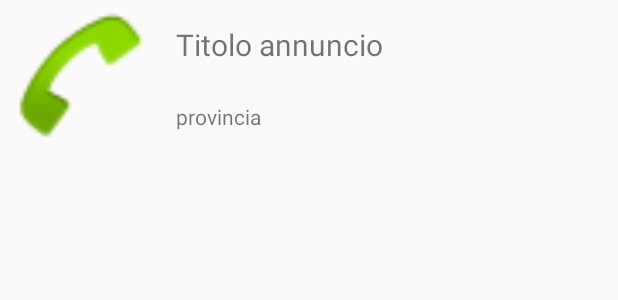
After one commit to ProfessionalDream/Professionality2, an Android app: the layout annuncio_element.xml on its own in the app's theme, with its tools: preview values and no code run, on a phone screen of 412 x 824 dp. The commit adds this screen. Shown: the top 300 px of the screen. Run offline under Robolectric (Android 15) with nearby library versions, the phone set to English and light mode, and no system bars.

Commit message:
Implemented ListView

```diff
--- a/app/build.gradle
+++ b/app/build.gradle
@@ -30,9 +30,11 @@ dependencies {
     implementation 'androidx.annotation:annotation:1.1.0'
     implementation 'androidx.lifecycle:lifecycle-extensions:2.2.0'
     implementation 'com.google.firebase:firebase-auth:19.3.2'
+    implementation 'com.squareup.picasso:picasso:2.8'
     testImplementation 'junit:junit:4.12'
     androidTestImplementation 'androidx.test.ext:junit:1.1.1'
     androidTestImplementation 'androidx.test.espresso:espresso-core:3.2.0'
+
 
 }
 
--- a/app/src/main/AndroidManifest.xml
+++ b/app/src/main/AndroidManifest.xml
@@ -1,6 +1,8 @@
 <?xml version="1.0" encoding="utf-8"?>
 <manifest xmlns:android="http://schemas.android.com/apk/res/android"
     package="com.professionaldream.professionality">
+
+    <uses-permission android:name="android.permission.INTERNET"/>
 
     <application
         android:allowBackup="true"
@@ -22,7 +24,6 @@
         <activity android:name=".MainActivity">
             <intent-filter>
                 <action android:name="android.intent.action.MAIN" />
-
                 <category android:name="android.intent.category.LAUNCHER" />
             </intent-filter>
         </activity>
--- a/app/src/main/java/com/professionaldream/professionality/annuncio.java
+++ b/app/src/main/java/com/professionaldream/professionality/annuncio.java
@@ -9,7 +9,7 @@ public class annuncio extends AppCompatActivity {
     @Override
     protected void onCreate(Bundle savedInstanceState) {
         super.onCreate(savedInstanceState);
-        setContentView(R.layout.activity_annuncio);
+        setContentView(R.layout.annuncio_element);
 
     }
 }
--- /dev/null
+++ b/app/src/main/res/layout/annuncio_element.xml
@@ -0,0 +1,69 @@
+<?xml version="1.0" encoding="utf-8"?>
+<androidx.constraintlayout.widget.ConstraintLayout xmlns:android="http://schemas.android.com/apk/res/android"
+    xmlns:app="http://schemas.android.com/apk/res-auto"
+    xmlns:tools="http://schemas.android.com/tools"
+    android:layout_width="match_parent"
+    android:layout_height="wrap_content"
+    android:orientation="vertical"
+    tools:context=".annuncio">
+
+        <ImageView
+            android:id="@+id/Foto_Annuncio"
+            android:layout_width="102dp"
+            android:layout_height="102dp"
+            app:layout_constraintBottom_toBottomOf="parent"
+            app:layout_constraintStart_toStartOf="parent"
+            app:layout_constraintTop_toTopOf="parent"
+            app:layout_constraintVertical_bias="0.0"
+            app:srcCompat="@android:drawable/sym_action_call" />
+
+        <ImageView
+            android:id="@+id/vip_logo"
+            android:layout_width="40dp"
+            android:layout_height="40dp"
+            android:background="@drawable/vip"
+            android:visibility="invisible"
+            app:layout_constraintBottom_toBottomOf="parent"
+            app:layout_constraintEnd_toEndOf="parent"
+            app:layout_constraintStart_toEndOf="@+id/Provincia_Annuncio"
+            app:layout_constraintTop_toBottomOf="@+id/Titolo_annuncio"
+            app:srcCompat="@drawable/vip" />
+
+        <ImageView
+            android:id="@+id/premium_logo"
+            android:layout_width="40dp"
+            android:layout_height="40dp"
+            android:background="@drawable/premium"
+            android:visibility="invisible"
+            app:layout_constraintBottom_toBottomOf="parent"
+            app:layout_constraintEnd_toStartOf="@+id/vip_logo"
+            app:layout_constraintStart_toEndOf="@+id/Provincia_Annuncio"
+            app:layout_constraintTop_toBottomOf="@+id/Titolo_annuncio" />
+
+        <TextView
+            android:id="@+id/Titolo_annuncio"
+            android:layout_width="230dp"
+            android:layout_height="37dp"
+            android:text="Titolo annuncio "
+            android:textSize="20dp"
+            app:layout_constraintBottom_toBottomOf="parent"
+            app:layout_constraintEnd_toEndOf="parent"
+            app:layout_constraintHorizontal_bias="0.189"
+            app:layout_constraintStart_toEndOf="@+id/Foto_Annuncio"
+            app:layout_constraintTop_toTopOf="parent"
+            app:layout_constraintVertical_bias="0.246" />
+
+        <TextView
+            android:id="@+id/Provincia_Annuncio"
+            android:layout_width="wrap_content"
+            android:layout_height="wrap_content"
+            android:text="provincia "
+            app:layout_constraintBottom_toBottomOf="parent"
+            app:layout_constraintEnd_toEndOf="parent"
+            app:layout_constraintHorizontal_bias="0.06"
+            app:layout_constraintStart_toEndOf="@+id/Foto_Annuncio"
+            app:layout_constraintTop_toTopOf="parent"
+            app:layout_constraintVertical_bias="0.82" />
+
+
+</androidx.constraintlayout.widget.ConstraintLayout>
```
Also changed, not shown: app/src/main/java/com/professionaldream/professionality/AdapterAnnunci/Adapter_annunci.java (added, +68 -0 lines), app/src/main/java/com/professionaldream/professionality/AdapterAnnunci/Annuncio.java (added, +33 -0 lines), app/src/main/java/com/professionaldream/professionality/Home.java (+14 -0 lines), app/src/main/res/layout/activity_annuncio.xml (deleted, +0 -92 lines), app/src/main/res/layout/activity_home.xml (+10 -10 lines), gradle/wrapper/gradle-wrapper.properties.
